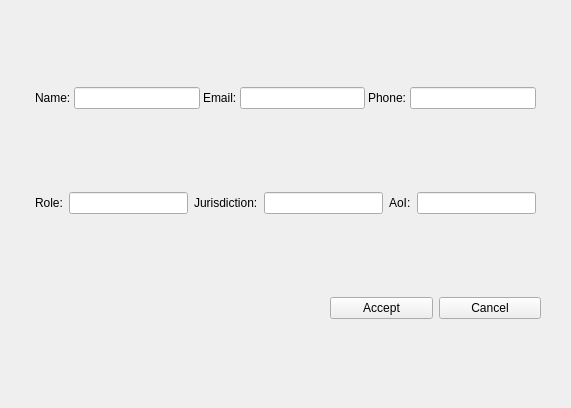
This is src/uat_tool/presentation/views/ui/form_uhub_org.ui in vazmasero/UAT-Tool as Qt 5 draws it before an edit. The edited form follows.
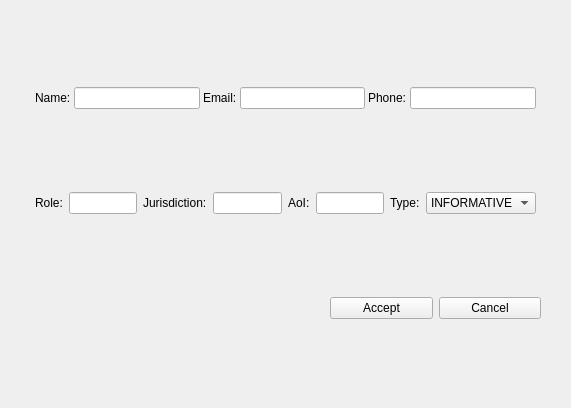
This is the edited form.

```diff
--- a/src/uat_tool/presentation/views/ui/form_uhub_org.ui
+++ b/src/uat_tool/presentation/views/ui/form_uhub_org.ui
@@ -67,7 +67,7 @@
     </layout>
    </item>
    <item>
-    <layout class="QHBoxLayout" name="hlayout_role" stretch="0,0,0,0,0,0">
+    <layout class="QHBoxLayout" name="hlayout_role" stretch="0,0,0,0,0,0,0,0">
      <property name="leftMargin">
       <number>5</number>
      </property>
@@ -107,6 +107,27 @@
      <item>
       <widget class="QLineEdit" name="le_aoi"/>
      </item>
+     <item>
+      <widget class="QLabel" name="lbl_type">
+       <property name="text">
+        <string>Type:</string>
+       </property>
+      </widget>
+     </item>
+     <item>
+      <widget class="QComboBox" name="cb_type">
+       <item>
+        <property name="text">
+         <string>INFORMATIVE</string>
+        </property>
+       </item>
+       <item>
+        <property name="text">
+         <string>OPERATIVE</string>
+        </property>
+       </item>
+      </widget>
+     </item>
     </layout>
    </item>
    <item>
```
